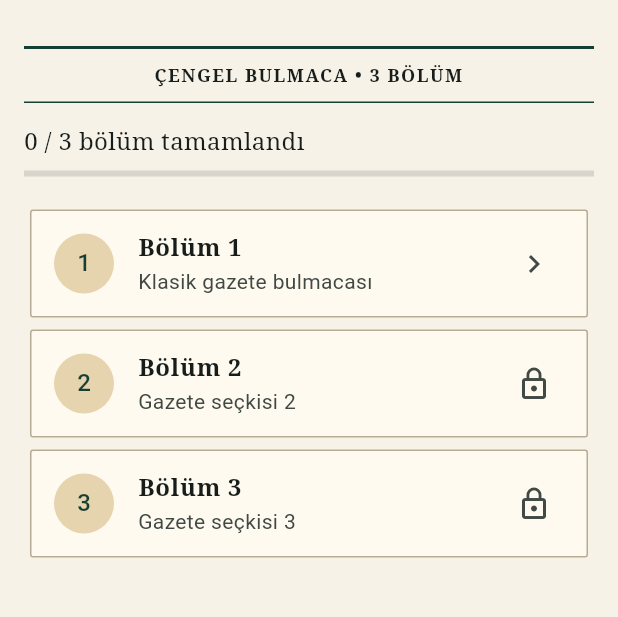
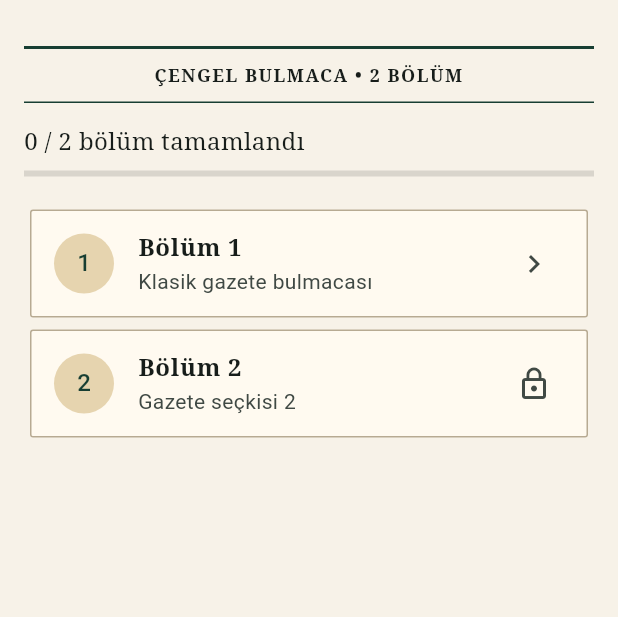
Before and after one commit to ediptan01-commits/bulmaca-gazetesi, a Flutter app: the screen it shows after launch, after a tap on "Çengel Bulmaca", on a phone screen of 412 x 824 dp, the part 62-679 px from its top. Run offline on Flutter 3.47's test engine with Material 3 defaults, Android fonts, the phone set to English and light mode, and no system bars; our stand-ins replace shared_preferences.

Commit message:
Release 1.4.2 with two verified chapters per puzzle and fixed square layout

```diff
--- a/lib/extra_levels.dart
+++ b/lib/extra_levels.dart
@@ -397,16 +397,16 @@ class _ExtraLevelScreenState extends State<ExtraLevelScreen> {
 
   @override
   Widget build(BuildContext context) {
-    if (type == 'cengel' || type == 'resim') {
+    if (type == 'cengel' || type == 'kare' || type == 'resim') {
       return Scaffold(
         appBar: AppBar(title: Text('${widget.puzzle.name} • ${widget.level}')),
         body: SafeArea(
           child: Column(
             children: [
               Expanded(
-                child: type == 'cengel'
+                child: type != 'resim'
                     ? CrossGame(
-                        arrow: true,
+                        arrow: type == 'cengel',
                         level: widget.level,
                         onSolved: complete,
                       )
--- a/lib/main.dart
+++ b/lib/main.dart
@@ -26,8 +26,9 @@ String trUpper(String s) =>
 class Store {
   static final _prefs = SharedPreferencesAsync();
   static Future<String?> read(String key) => _prefs.getString(_key(key));
-  static String _key(String key) =>
-      ['sudoku_board', 'done_sudoku'].contains(key)
+  static String _key(String key) => key == 'chapter_kare_2'
+      ? 'edition7_$key'
+      : ['sudoku_board', 'done_sudoku'].contains(key)
       ? key
       : ['cross_true', 'cross_false', 'done_cengel', 'done_kare'].contains(key)
       ? 'edition5_$key'
@@ -193,14 +194,14 @@ class _HomeState extends State<Home> {
                     ),
                     const SizedBox(height: 12),
                     const Text(
-                      '6 bulmaca türü • 18 bölüm',
+                      '6 bulmaca türü • 12 bölüm',
                       style: TextStyle(color: Color(0xFFD3E1D5), fontSize: 15),
                     ),
                     const SizedBox(height: 22),
                     ClipRRect(
                       borderRadius: BorderRadius.circular(8),
                       child: LinearProgressIndicator(
-                        value: total / 18,
+                        value: total / 12,
                         minHeight: 7,
                         color: const Color(0xFFD9BD80),
                         backgroundColor: Colors.white24,
@@ -208,7 +209,7 @@ class _HomeState extends State<Home> {
                     ),
                     const SizedBox(height: 10),
                     Text(
-                      '$total / 18 bölüm tamamlandı',
+                      '$total / 12 bölüm tamamlandı',
                       style: const TextStyle(color: paper),
                     ),
                   ],
@@ -278,7 +279,7 @@ class _HomeState extends State<Home> {
                                   ),
                                   const SizedBox(height: 8),
                                   Text(
-                                    '${completed[p.id] ?? 0} / 3 bölüm',
+                                    '${completed[p.id] ?? 0} / 2 bölüm',
                                     style: const TextStyle(
                                       fontSize: 12,
                                       fontWeight: FontWeight.w600,
@@ -456,7 +457,10 @@ class _SudokuGameState extends State<SudokuGame> {
     if (sudokuGivens[row][col] != '0') return;
     setState(() {
       if (notes && n != 0) {
-        notesMap.putIfAbsent('$row,$col', () => {}).add(n);
+        final values = notesMap.putIfAbsent('$row,$col', () => {});
+        if (!values.add(n)) {
+          values.remove(n);
+        }
       } else {
         board[row][col] = n;
         notesMap.remove('$row,$col');
@@ -499,6 +503,7 @@ class _SudokuGameState extends State<SudokuGame> {
                 board[r][c] != 0 &&
                 board[r][c] != int.parse(sudokuSolved[r][c]);
             return GestureDetector(
+              key: ValueKey('extra_sudoku_$r,$c'),
               onTap: () => setState(() {
                 row = r;
                 col = c;
@@ -549,6 +554,7 @@ class _SudokuGameState extends State<SudokuGame> {
               minimumSize: const Size(39, 43),
               padding: EdgeInsets.zero,
             ),
+            key: ValueKey('extra_number_${i + 1}'),
             onPressed: () => put(i + 1),
             child: Text('${i + 1}'),
           ),
@@ -611,8 +617,8 @@ List<(int, int)> spiralPositions(int n) {
   return result;
 }
 
-/// İlk sürümde her tür için üç oynanabilir bölüm.
-const levelsPerPuzzle = 3;
+/// Bu sürümde her tür için iki oynanabilir bölüm.
+const levelsPerPuzzle = 2;
 
 class LevelSelectScreen extends StatefulWidget {
   final Puzzle puzzle;
@@ -650,6 +656,7 @@ class _LevelSelectScreenState extends State<LevelSelectScreen> {
   }
 
   Future<void> open(int level) async {
+    if (level < 1 || level > levelsPerPuzzle) return;
     if (level > 1 && !completed.contains(level - 1)) return;
     await Navigator.of(context).push(
       MaterialPageRoute(
--- a/lib/newspaper.dart
+++ b/lib/newspaper.dart
@@ -184,3 +184,9 @@ List<WordEntry> arrowWordsForLevel(int level) => switch (level) {
   3 => arrowLevel3,
   _ => arrowWords,
 };
+
+List<WordEntry> crossWordsForLevel(int level) => level == 1
+    ? crossWords
+    : arrowLevel2
+          .map((w) => WordEntry(w.text, w.clue, w.r - 1, w.c - 1, w.vertical))
+          .toList();
--- a/pubspec.yaml
+++ b/pubspec.yaml
@@ -1,7 +1,7 @@
 name: bulmaca_gazetesi
-description: Bulmaca Dünyası — altı türde on sekiz bölümlük Türkçe bulmaca macerası.
+description: Bulmaca Dünyası — altı türde on iki bölümlük Türkçe bulmaca macerası.
 publish_to: none
-version: 1.4.1+6
+version: 1.4.2+7
 environment:
   sdk: '>=3.11.0 <4.0.0'
 dependencies:
```
Also changed, not shown: lib/newspaper_ui.dart (+4 -3 lines), .github/workflows/android.yaml, 4 other files.
